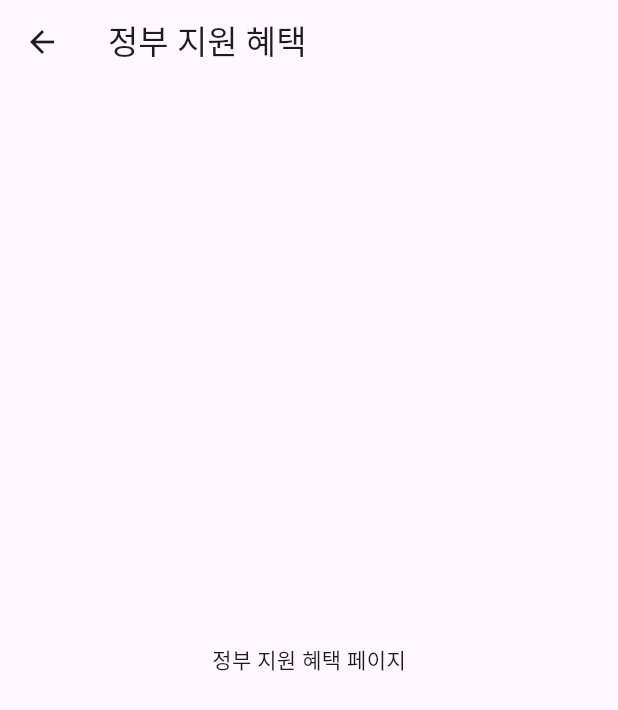
After one commit to K-Hackathon-01z/eum-front, a Flutter app: the RootScreen screen opened by its route, after a tap on "클릭 한 번으로 확인하기", on a phone screen of 412 x 824 dp. The commit adds this screen. Shown: the top 710 px of the screen. Run offline on Flutter 3.47's test engine with Material 3 defaults, Android fonts, the phone set to English and light mode, and no system bars; our stand-ins replace flutter_svg.

Commit message:
feat: "정부 지원 혜택 페이지 라우팅"

```diff
--- /dev/null
+++ b/lib/screens/user/government_help.dart
@@ -0,0 +1,13 @@
+import 'package:flutter/material.dart';
+
+class GovernmentHelpScreen extends StatelessWidget {
+  const GovernmentHelpScreen({super.key});
+
+  @override
+  Widget build(BuildContext context) {
+    return Scaffold(
+      appBar: AppBar(title: Text('정부 지원 혜택')),
+      body: Center(child: Text('정부 지원 혜택 페이지')),
+    );
+  }
+}
--- a/lib/screens/user/home.dart
+++ b/lib/screens/user/home.dart
@@ -4,6 +4,7 @@ import '../../widgets/user/navigation.dart';
 import 'career.dart';
 import 'map.dart';
 import 'my_info.dart';
+import 'government_help.dart';
 
 class RootScreen extends StatefulWidget {
   const RootScreen({super.key});
@@ -302,7 +303,14 @@ class HomeScreen extends StatelessWidget {
                                 ),
                               ),
                               const SizedBox(height: 8),
-                              Container(
+                              GestureDetector(
+                                onTap: () {
+                                  Navigator.push(
+                                    context,
+                                    MaterialPageRoute(builder: (context) => GovernmentHelpScreen()),
+                                  );
+                                },
+                                child: Container(
                                   width: 200, // 텍스트 길이에 따라 자동 조절
                                   height: 28,
                                   decoration: BoxDecoration(
@@ -323,6 +331,7 @@ class HomeScreen extends StatelessWidget {
                                         ),
                                         maxLines: 1,
                                         overflow: TextOverflow.ellipsis,
+                                      ),
                                     ),
                                   ),
                                 ),
```
Lines whose indentation alone changed are shown as unchanged.
